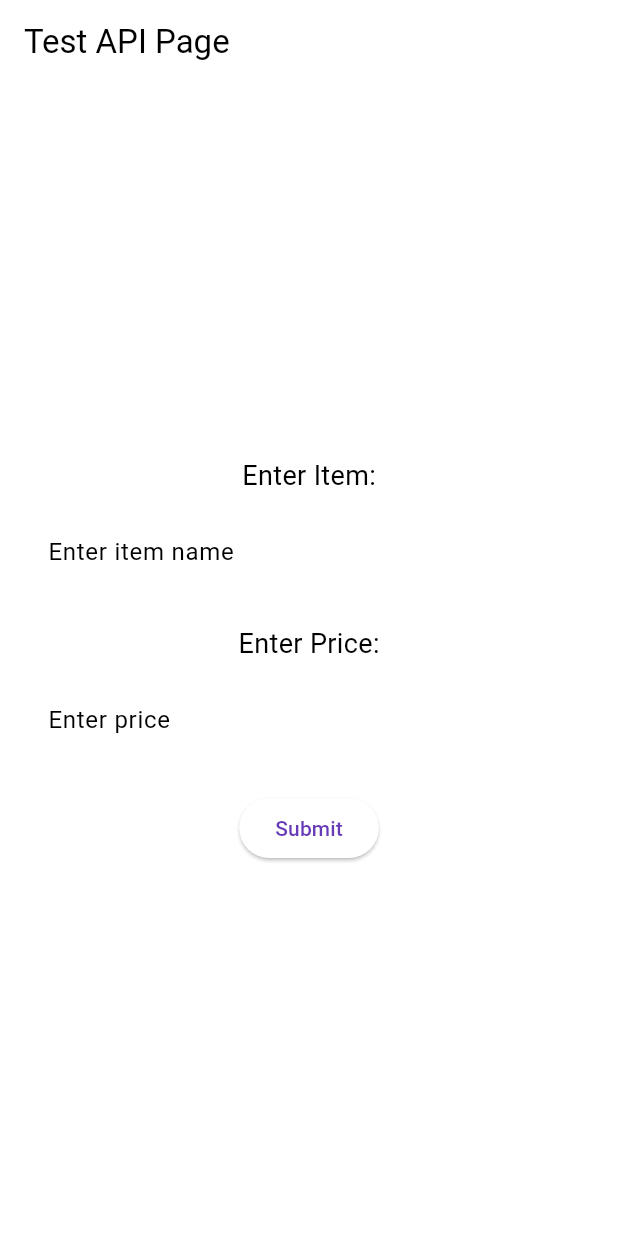
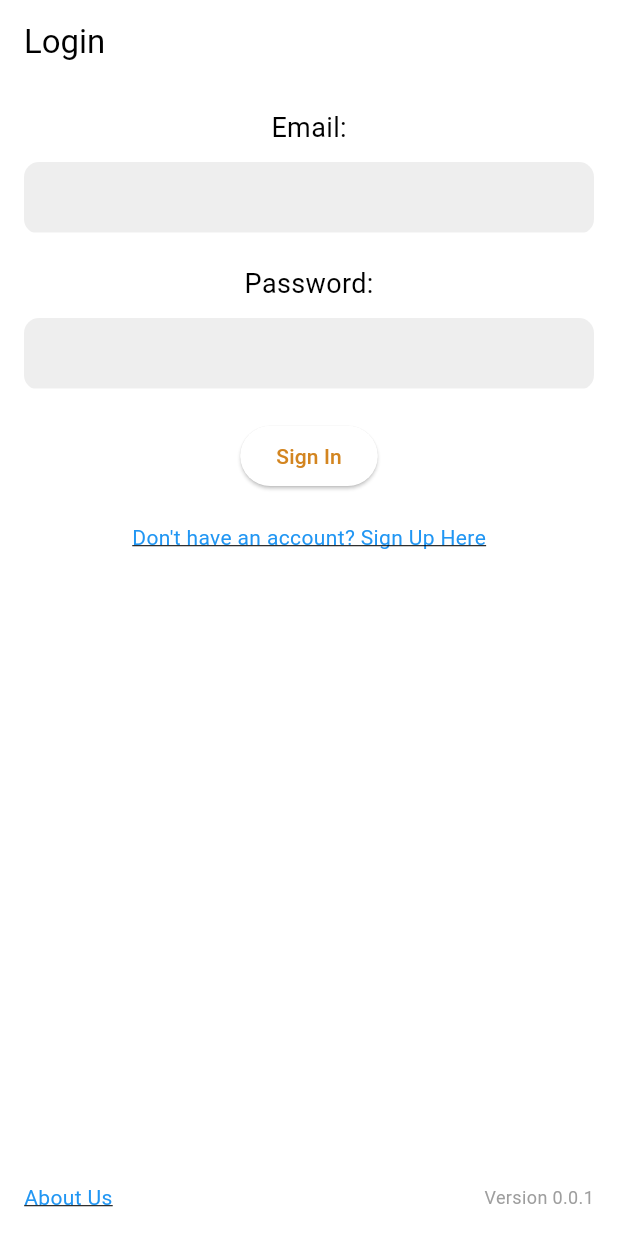
Before and after one commit to JimiLimbo/testRepoForClass, a Flutter app: the screen it shows after launch, on a phone screen of 412 x 824 dp. Run offline on Flutter 3.47's test engine with Material 3 defaults, Android fonts, the phone set to English and light mode, and no system bars.

Commit message:
GUI done and pages linked

```diff
--- a/testapiapp/lib/main.dart
+++ b/testapiapp/lib/main.dart
@@ -2,10 +2,9 @@ import 'dart:async';
 import 'package:flutter/material.dart';
 import 'package:http/http.dart' as http;
 import 'dart:convert';
+import 'views/login.dart';
+// Importing custom widgets and models
 
-// Importing custom widgets and models
-import 'views/itemListPage.dart';
-import 'model/item.dart';
 
 // The main entry point of the application.
 void main() {
@@ -22,9 +21,20 @@ class MyApp extends StatelessWidget {
     return MaterialApp(
       title: 'Test API',
       theme: ThemeData(
-        // Setting the primary color scheme of the app
-        colorScheme: ColorScheme.fromSwatch(primarySwatch: Colors.deepPurple),
-      ),
+          // Setting the primary color scheme of the app
+          colorScheme: ColorScheme.fromSwatch(primarySwatch: MaterialColor(0xFFD38520, {
+            50: Color(0xFFFFF3E0),
+            100: Color(0xFFFFE0B2),
+            200: Color(0xFFFFCC80),
+            300: Color(0xFFFFB74D),
+            400: Color(0xFFFFA726),
+            500: Color(0xFFD38520), // Your custom primary color
+            600: Color(0xFFD38520),
+            700: Color(0xFFD38520),
+            800: Color(0xFFD38520),
+            900: Color(0xFFD38520),
+          })),
+        ),
       // Setting SplashScreen as the home route
       home: const SplashScreen(),
     );
@@ -48,7 +58,7 @@ class _SplashScreenState extends State<SplashScreen> {
     Timer(const Duration(seconds: 5), () {
       if (mounted) { // Check if the widget is still in the tree
         Navigator.of(context).pushReplacement(
-          MaterialPageRoute(builder: (context) => const MyHomePage(title: 'Test API Page')),
+          MaterialPageRoute(builder: (context) => const LoginPage()), // Navigate to LoginPage instead of MyHomePage
         );
       }
     });
@@ -91,106 +101,3 @@ class _SplashScreenState extends State<SplashScreen> {
     );
   }
 }
-
-// The main home page of the app where users can input items
-class MyHomePage extends StatefulWidget {
-  const MyHomePage({Key? key, required this.title}) : super(key: key);
-
-  final String title;
-
-  @override
-  _MyHomePageState createState() => _MyHomePageState();
-}
-
-class _MyHomePageState extends State<MyHomePage> {
-  // Text editing controllers to retrieve the text from input fields
-  final TextEditingController itemNameController = TextEditingController();
-  final TextEditingController itemPriceController = TextEditingController();
-
-// Building the UI of MyHomePage
-  @override
-  Widget build(BuildContext context) {
-    return Scaffold(
-      appBar: AppBar(
-        title: Text(widget.title),
-      ),
-      body: Padding(
-        padding: const EdgeInsets.all(16.0),
-        child: Column(
-          mainAxisAlignment: MainAxisAlignment.center,
-          children: <Widget>[
-            Text(
-              'Enter Item:',
-              style: TextStyle(fontSize: 18),
-            ),
-            SizedBox(height: 10),
-            TextField(
-              controller: itemNameController, // Using the controller for item name input
-              decoration: InputDecoration(
-                hintText: 'Enter item name',
-                border: OutlineInputBorder(),
-              ),
-            ),
-            SizedBox(height: 20),
-            Text(
-              'Enter Price:',
-              style: TextStyle(fontSize: 18),
-            ),
-            SizedBox(height: 10),
-            TextField(
-              controller: itemPriceController, // Using the controller for item price input
-              decoration: InputDecoration(
-                hintText: 'Enter price',
-                border: OutlineInputBorder(),
-              ),
-            ),
-            SizedBox(height: 20),
-            ElevatedButton(
-              onPressed: () => _makeAPICallAndNavigateToItemList(context),
-              child: Text('Submit'),
-            ),
-          ],
-        ),
-      ),
-    );
-  }
-
-  // Method to handle API call for adding an item and navigating to ItemListPage
-  void _makeAPICallAndNavigateToItemList(BuildContext context) async {
-    // Constructing the item data from user input
-    final item = {
-      'item_name': itemNameController.text,
-      'item_price': itemPriceController.text,
-    };
-
-    // Sending a POST request to add the item to the database
-    final postResponse = await http.post(
-      Uri.parse('http://10.0.2.2/flutter_db_test/get_items.php'),// Tried 'localhost' wouldn't work
-      headers: {'Content-Type': 'application/json'},
-      body: json.encode(item),
-    );
-
-    // Handling the response from the POST request
-    if (postResponse.statusCode == 200) {
-      // If the item was added successfully, fetch the updated list of items
-      final getResponse = await http.get(Uri.parse('http://10.0.2.2/flutter_db_test/get_items.php'));
-
-      // Handling the response from the GET request
-      if (getResponse.statusCode == 200) {
-        // Parsing the JSON response into a list of Item objects
-        List<Item> items = (json.decode(getResponse.body) as List)
-            .map((data) => Item.fromJson(data))
-            .toList();
-
-        // Navigating to ItemListPage with the fetched items
-        Navigator.of(context).pushReplacement(
-          MaterialPageRoute(builder: (context) => ItemListPage(items: items)),
-        );
-      } else {
-        throw Exception('Failed to load items');
-      }
-    } else {
-      throw Exception('Failed to add item');
-    }
-  }
-}
--- /dev/null
+++ b/testapiapp/lib/views/login.dart
@@ -0,0 +1,121 @@
+import 'package:flutter/material.dart';
+import 'package:testapiapp/views/signUp.dart';
+import 'package:testapiapp/views/aboutUs.dart';
+
+class LoginPage extends StatefulWidget {
+  const LoginPage({Key? key}) : super(key: key);
+
+  @override
+  _LoginPageState createState() => _LoginPageState();
+}
+
+  // Method to navigate to the sign-up page
+  void _navigateToSignUp(BuildContext context) {
+    Navigator.push(
+      context,
+      MaterialPageRoute(builder: (context) => SignUpPage()), // Navigate to sign-up page
+    );
+  }
+
+  // Method to navigate to the About Us page
+  void _navigateToAboutUs(BuildContext context) {
+    Navigator.push(
+      context,
+      MaterialPageRoute(builder: (context) => AboutUsPage()), // Navigate to About Us page
+    );
+  }
+
+class _LoginPageState extends State<LoginPage> {
+    @override
+  Widget build(BuildContext context) {
+    return Scaffold(
+      appBar: AppBar(
+        title: const Text('Login'),
+      ),
+      body: Center( // Wrap with Center widget to center vertically
+        child: Padding(
+          padding: const EdgeInsets.all(16.0),
+          child: Column(
+            mainAxisAlignment: MainAxisAlignment.center,
+            children: <Widget>[
+              Text(
+                'Email:',
+                style: TextStyle(fontSize: 18),
+              ),
+              SizedBox(height: 10),
+              Container( // Wrap TextField with Container for styling
+                decoration: BoxDecoration(
+                  borderRadius: BorderRadius.circular(10), // Rounded corners
+                  color: Colors.grey[200], // Box background color
+                ),
+                child: TextField(
+                  // Add email text input field
+                ),
+              ),
+              SizedBox(height: 20),
+              Text(
+                'Password:',
+                style: TextStyle(fontSize: 18),
+              ),
+              SizedBox(height: 10),
+              Container( // Wrap TextField with Container for styling
+                decoration: BoxDecoration(
+                  borderRadius: BorderRadius.circular(10), // Rounded corners
+                  color: Colors.grey[200], // Box background color
+                ),
+                child: TextField(
+                  // Add password text input field
+                ),
+              ),
+              SizedBox(height: 20),
+              ElevatedButton(
+                onPressed: () {
+                  // Implement login functionality
+                },
+                child: Text('Sign In'),
+              ),
+              SizedBox(height: 20),
+              GestureDetector(
+                onTap: () {
+                  _navigateToSignUp(context);
+                },
+                child: Text(
+                  'Don\'t have an account? Sign Up Here',
+                  style: TextStyle(
+                    color: Colors.blue,
+                    decoration: TextDecoration.underline,
+                  ),
+                ),
+              ),
+              Spacer(), // Spacer widget to push "About Us" and version to the bottom
+              Row(
+                mainAxisAlignment: MainAxisAlignment.spaceBetween,
+                children: <Widget>[
+                  GestureDetector(
+                    onTap: () {
+                      _navigateToAboutUs(context);
+                    },
+                    child: Text(
+                      'About Us',
+                      style: TextStyle(
+                        color: Colors.blue,
+                        decoration: TextDecoration.underline,
+                      ),
+                    ),
+                  ),
+                  Text(
+                    'Version 0.0.1',
+                    style: TextStyle(
+                      fontSize: 12,
+                      color: Colors.grey,
+                    ),
+                  ),
+                ],
+              ),
+            ],
+          ),
+        ),
+      ),
+    );
+  }
+}
```
Also changed, not shown: testapiapp/lib/views/aboutUs.dart (added, +51 -0 lines), testapiapp/lib/views/signUp.dart (added, +75 -0 lines).
